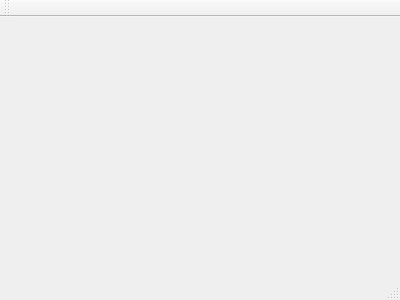
The window that mainwindow.ui (CropsW/PythonDevTools) describes before a commit, drawn with Qt 5.
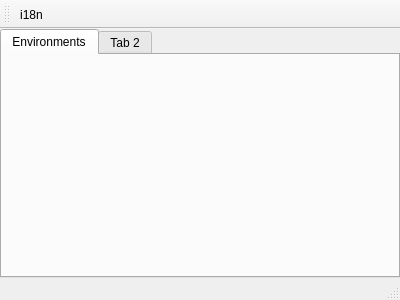
The same window after the commit. Icons and pictures are not drawn.

Commit message: add i18n window

The edit to the form file:
```diff
--- a/mainwindow.ui
+++ b/mainwindow.ui
@@ -12,13 +12,69 @@
   <property name="windowTitle" >
    <string>MainWindow</string>
   </property>
-  <widget class="QMenuBar" name="menuBar" />
-  <widget class="QToolBar" name="mainToolBar" />
-  <widget class="QWidget" name="centralWidget" />
-  <widget class="QStatusBar" name="statusBar" />
+  <widget class="QWidget" name="centralWidget">
+   <layout class="QHBoxLayout" name="horizontalLayout">
+    <property name="leftMargin">
+     <number>0</number>
+    </property>
+    <property name="topMargin">
+     <number>0</number>
+    </property>
+    <property name="rightMargin">
+     <number>0</number>
+    </property>
+    <property name="bottomMargin">
+     <number>0</number>
+    </property>
+    <item>
+     <widget class="QTabWidget" name="tabWidget">
+      <widget class="QWidget" name="tabPyEnv">
+       <attribute name="title">
+        <string>Environments</string>
+       </attribute>
+      </widget>
+      <widget class="QWidget" name="tab_2">
+       <attribute name="title">
+        <string>Tab 2</string>
+       </attribute>
+      </widget>
+     </widget>
+    </item>
+   </layout>
+  </widget>
+  <widget class="QMenuBar" name="menuBar">
+   <property name="geometry">
+    <rect>
+     <x>0</x>
+     <y>0</y>
+     <width>400</width>
+     <height>23</height>
+    </rect>
+   </property>
+  </widget>
+  <widget class="QToolBar" name="mainToolBar">
+   <attribute name="toolBarArea">
+    <enum>TopToolBarArea</enum>
+   </attribute>
+   <attribute name="toolBarBreak">
+    <bool>false</bool>
+   </attribute>
+   <addaction name="actioni18n"/>
+  </widget>
+  <widget class="QStatusBar" name="statusBar"/>
+  <action name="actioni18n">
+   <property name="icon">
+    <iconset resource="src.qrc">
+     <normaloff>:/ico/i18n.png</normaloff>:/ico/i18n.png</iconset>
+   </property>
+   <property name="text">
+    <string>i18n</string>
+   </property>
+  </action>
  </widget>
- <layoutDefault spacing="6" margin="11" />
- <pixmapfunction></pixmapfunction>
- <resources/>
+ <layoutdefault spacing="6" margin="11"/>
+ <resources>
+  <include location="src.qrc"/>
+ </resources>
  <connections/>
 </ui>
```
Left out of the diff: 7 changed lines with no effect on the pictures. The commit also changes 7 other files.
